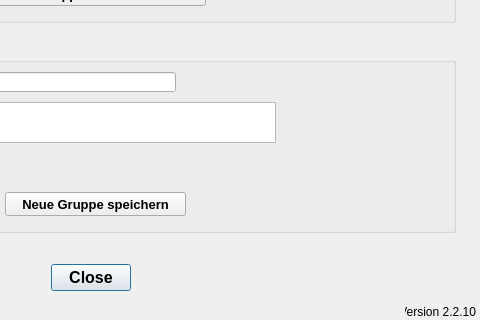
First picture: the form in qkan/linkflaechen/resources/application_managegroups.ui, repository hoettges/QKan, before the edit; both pictures show x 195 to 675 and y 288 to 608 of the 675 by 608 pixel window.
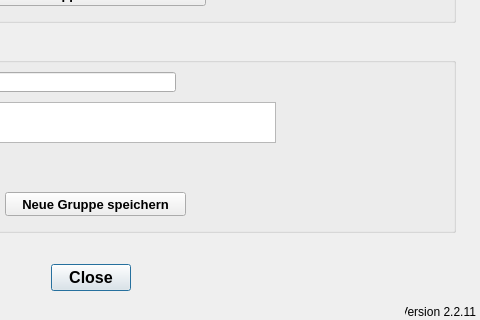
Second picture: the form after the edit.

Diff of the .ui file:
```diff
--- a/qkan/linkflaechen/resources/application_managegroups.ui
+++ b/qkan/linkflaechen/resources/application_managegroups.ui
@@ -274,7 +274,7 @@
     <string>Version QKan Import</string>
    </property>
    <property name="text">
-    <string>Version 2.2.10</string>
+    <string>Version 2.2.11</string>
    </property>
    <property name="alignment">
     <set>Qt::AlignRight|Qt::AlignTrailing|Qt::AlignVCenter</set>
```
